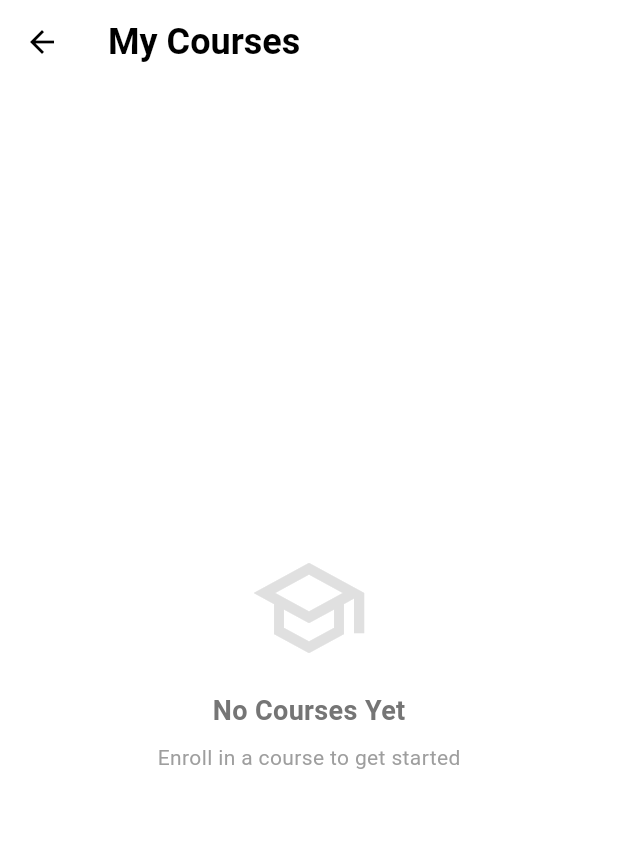
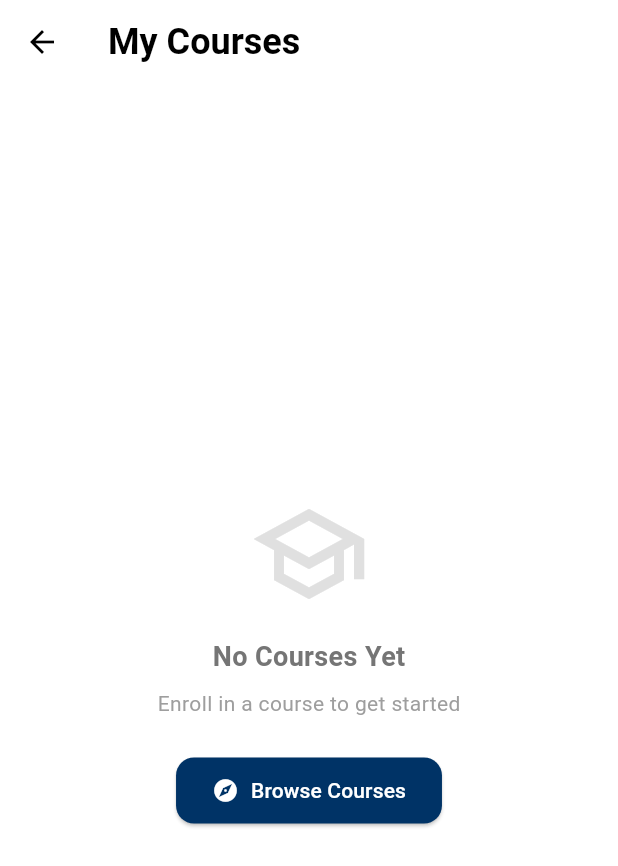
Before and after one commit to andreswooshik/SE-ProjectEduNova, a Flutter app: the MyCoursesPage screen opened directly, on a phone screen of 412 x 824 dp. Shown: the top 866 px of the screen. Run offline on Flutter 3.47's test engine with Material 3 defaults, Android fonts, the phone set to English and light mode, and no system bars; our stand-ins replace flutter_riverpod, shared_preferences; missing offline and left inert: bcrypt; accounts and stored records are empty.

Commit message:
fixed some errors in course card

```diff
--- a/lib/screens/my_courses_page.dart
+++ b/lib/screens/my_courses_page.dart
@@ -1,32 +1,16 @@
 import 'package:flutter/material.dart';
 import 'package:flutter_riverpod/flutter_riverpod.dart';
-import '../providers/courses_provider.dart';
+import '../providers/enrollment_provider.dart';
 import '../providers/auth_provider.dart';
 import '../widgets/course_card.dart';
 
-class MyCoursesPage extends ConsumerStatefulWidget {
+class MyCoursesPage extends ConsumerWidget {
   const MyCoursesPage({Key? key}) : super(key: key);
 
   @override
-  ConsumerState<MyCoursesPage> createState() => _MyCoursesPageState();
-}
-
-class _MyCoursesPageState extends ConsumerState<MyCoursesPage> {
-  @override
-  void initState() {
-    super.initState();
-    WidgetsBinding.instance.addPostFrameCallback((_) {
-      final user = ref.read(authProvider).user;
-      if (user != null) {
-        ref.read(coursesProvider.notifier).loadCoursesForStudent(user.id);
-      }
-    });
-  }
-
-  @override
-  Widget build(BuildContext context) {
-    final coursesState = ref.watch(coursesProvider);
-    final myCourses = coursesState.myCourses;
+  Widget build(BuildContext context, WidgetRef ref) {
+    final enrolledCourses = ref.watch(enrollmentProvider);
+    final user = ref.watch(authProvider).user;
 
     return Scaffold(
       backgroundColor: Colors.white,
@@ -46,9 +30,7 @@ class _MyCoursesPageState extends ConsumerState<MyCoursesPage> {
           ),
         ),
       ),
-      body: coursesState.isLoading
-          ? const Center(child: CircularProgressIndicator())
-          : myCourses.isEmpty
+      body: enrolledCourses.isEmpty
           ? Center(
               child: Column(
                 mainAxisAlignment: MainAxisAlignment.center,
@@ -75,29 +57,57 @@ class _MyCoursesPageState extends ConsumerState<MyCoursesPage> {
                       color: Colors.grey.shade500,
                     ),
                   ),
+                  const SizedBox(height: 24),
+                  ElevatedButton.icon(
+                    onPressed: () => Navigator.pop(context),
+                    icon: const Icon(Icons.explore),
+                    label: const Text('Browse Courses'),
+                    style: ElevatedButton.styleFrom(
+                      backgroundColor: const Color(0xFF003366),
+                      foregroundColor: Colors.white,
+                      padding: const EdgeInsets.symmetric(
+                        horizontal: 24,
+                        vertical: 12,
+                      ),
+                      shape: RoundedRectangleBorder(
+                        borderRadius: BorderRadius.circular(12),
+                      ),
+                    ),
+                  ),
                 ],
               ),
             )
           : SingleChildScrollView(
               padding: const EdgeInsets.all(16),
-                  child: GridView.builder(
+              child: Column(
+                crossAxisAlignment: CrossAxisAlignment.start,
+                children: [
+                  Text(
+                    'Enrolled Courses (${enrolledCourses.length})',
+                    style: const TextStyle(
+                      fontSize: 18,
+                      fontWeight: FontWeight.bold,
+                      color: Colors.black,
+                    ),
+                  ),
+                  const SizedBox(height: 16),
+                  GridView.builder(
                     shrinkWrap: true,
                     physics: const NeverScrollableScrollPhysics(),
-                    gridDelegate: const SliverGridDelegateWithFixedCrossAxisCount(
+                    gridDelegate:
+                        const SliverGridDelegateWithFixedCrossAxisCount(
                       crossAxisCount: 2,
                       mainAxisSpacing: 16,
                       crossAxisSpacing: 16,
+                      childAspectRatio: 0.75,
                     ),
-                    itemCount: myCourses.length,
+                    itemCount: enrolledCourses.length,
                     itemBuilder: (context, index) {
-                      final course = myCourses[index];
-                      return CourseCard(
-                        title: course.title,
-                        instructor: 'Instructor', // Placeholder
-                        progress: '0%', // Placeholder
-                        accentColor: Colors.blue, // Placeholder
-                      );
+                      final course = enrolledCourses[index];
+                      return CourseCard(course: course);
                     },
+                  ),
+                ],
               ),
             ),
     );
```
Also changed, not shown: lib/screens/student_dashboard_page.dart (+8 -16 lines), lib/widgets/course_card.dart (+16 -24 lines). Lines whose indentation alone changed are shown as unchanged.
